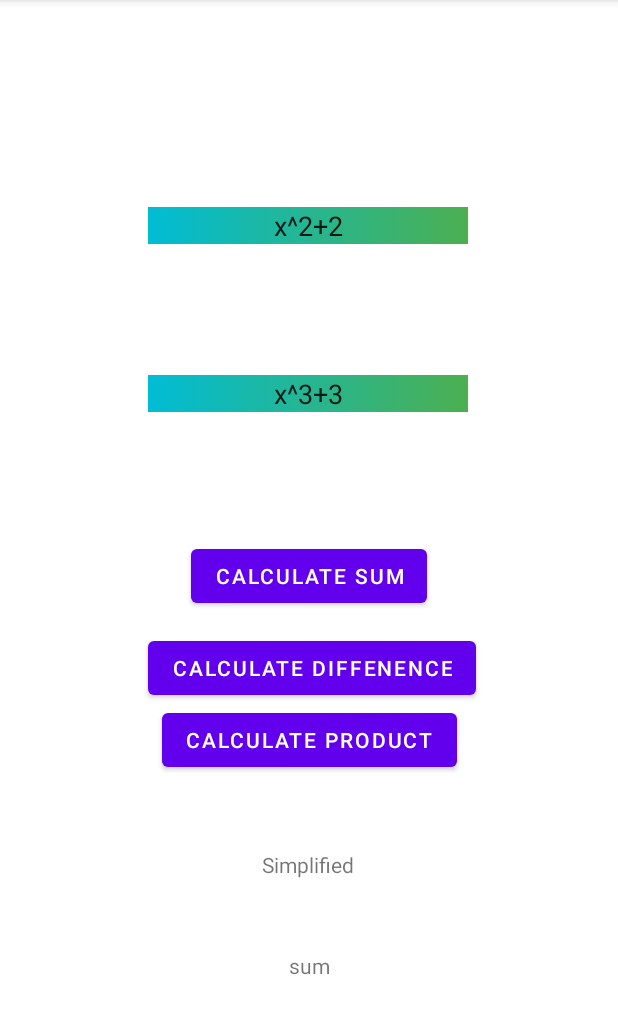
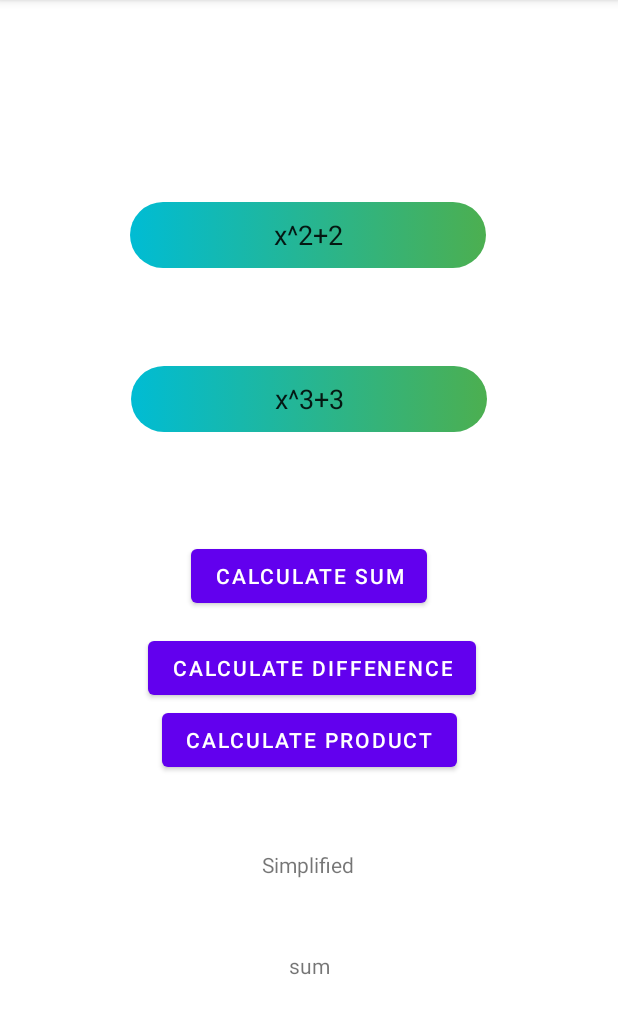
Before and after one commit to tasnimul2/Polynomial_Calculator_Android_App, an Android app: the screen it shows after launch (MainActivity), on a phone screen of 412 x 824 dp, the part 84-1118 px from its top. Run offline under Robolectric (Android 15) with nearby library versions, the phone set to English and light mode, and no system bars.

Commit message:
edit text gravity change

```diff
--- a/app/src/main/java/com/mystudyapps/polynomialcalculator/MainActivity.java
+++ b/app/src/main/java/com/mystudyapps/polynomialcalculator/MainActivity.java
@@ -65,8 +65,9 @@ public class MainActivity extends AppCompatActivity {
         outputTV = findViewById(R.id.outputTV);
         sumBTN = (Button) findViewById(R.id.sumBtn);
 
-        pEquation.setGravity(Gravity.CENTER_HORIZONTAL);
-        qEquation.setGravity(Gravity.CENTER_HORIZONTAL);
+        pEquation.setGravity(Gravity.CENTER);
+        qEquation.setGravity(Gravity.CENTER);
+
 
 
 
--- a/app/src/main/res/drawable/box.xml
+++ b/app/src/main/res/drawable/box.xml
@@ -3,7 +3,7 @@
 
     <item>
         <shape android:shape="rectangle">
-            <corners android:radius="0dp" />
+            <corners android:radius="60dp" />
 
             <gradient
 
--- a/app/src/main/res/layout/activity_main.xml
+++ b/app/src/main/res/layout/activity_main.xml
@@ -9,12 +9,12 @@
 
     <EditText
         android:id="@+id/polynomialP"
-        android:layout_width="wrap_content"
-        android:layout_height="wrap_content"
+        android:layout_width="237dp"
+        android:layout_height="44dp"
+        android:background="@drawable/box"
         android:ems="10"
         android:inputType="textPersonName"
         android:text="x^2+2"
-        android:background="@drawable/box"
         app:layout_constraintBottom_toBottomOf="parent"
         app:layout_constraintEnd_toEndOf="parent"
         app:layout_constraintHorizontal_bias="0.497"
@@ -22,21 +22,20 @@
         app:layout_constraintTop_toTopOf="parent"
         app:layout_constraintVertical_bias="0.186" />
 
+
     <EditText
         android:id="@+id/polynomialQ"
-        android:layout_width="wrap_content"
-        android:layout_height="wrap_content"
+        android:layout_width="237dp"
+        android:layout_height="44dp"
+        android:background="@drawable/box"
         android:ems="10"
         android:inputType="textPersonName"
         android:text="x^3+3"
-        android:background="@drawable/box"
         app:layout_constraintBottom_toBottomOf="parent"
         app:layout_constraintEnd_toEndOf="parent"
-        app:layout_constraintHorizontal_bias="0.497"
         app:layout_constraintStart_toStartOf="parent"
         app:layout_constraintTop_toBottomOf="@+id/polynomialP"
-        app:layout_constraintVertical_bias="0.15" />
-
+        app:layout_constraintVertical_bias="0.12" />
 
     <TextView
         android:id="@+id/simplifyTV"
```
